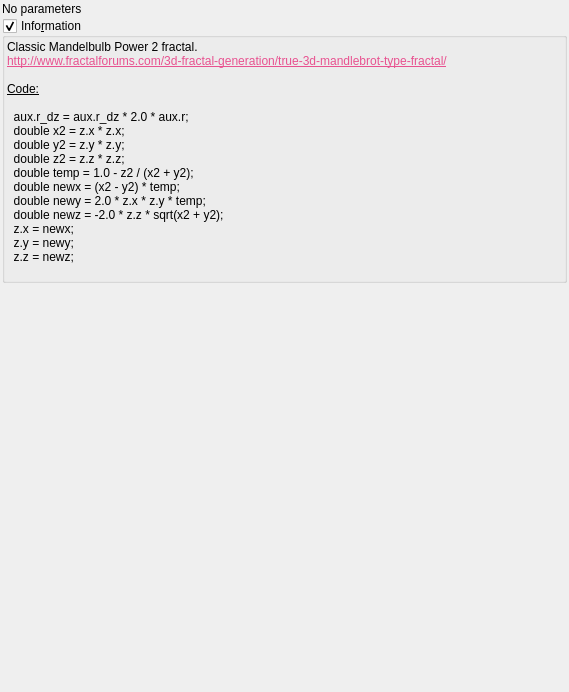
Above: mandelbulber2/qt_data/fractal_mandelbulb_power_2.ui from buddhi1980/mandelbulber2 before the change. Below: the same form after it.
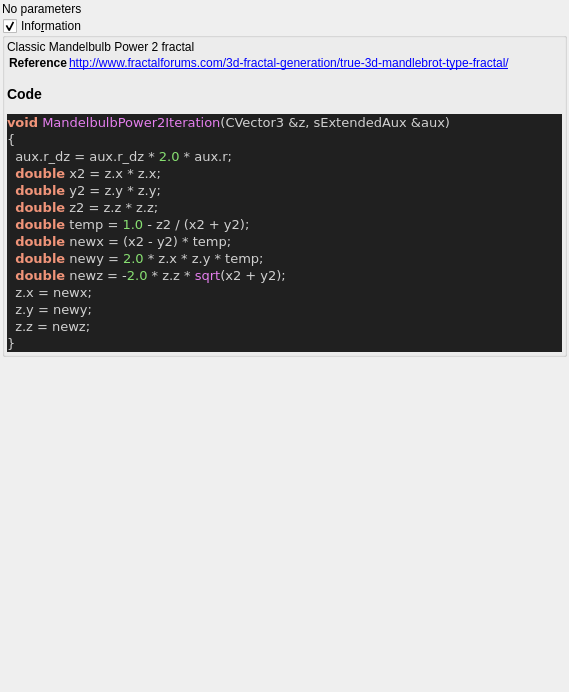
That is the form after the change. Custom widgets are drawn as their Qt base class.

```diff
--- a/mandelbulber2/qt_data/fractal_mandelbulb_power_2.ui
+++ b/mandelbulber2/qt_data/fractal_mandelbulb_power_2.ui
@@ -66,27 +66,36 @@
       <item>
        <widget class="QLabel" name="label_4">
         <property name="text">
-         <string>&lt;!DOCTYPE HTML PUBLIC &quot;-//W3C//DTD HTML 4.0//EN&quot; &quot;http://www.w3.org/TR/REC-html40/strict.dtd&quot;&gt;
-&lt;html&gt;&lt;head&gt;&lt;meta name=&quot;qrichtext&quot; content=&quot;1&quot; /&gt;&lt;style type=&quot;text/css&quot;&gt;
-p, li { white-space: pre-wrap; }
-&lt;/style&gt;&lt;/head&gt;&lt;body&gt;
-&lt;p style=&quot; margin-top:0px; margin-bottom:0px; margin-left:0px; margin-right:0px; -qt-block-indent:0; text-indent:0px;&quot;&gt;Classic Mandelbulb Power 2 fractal. &lt;/p&gt;
-&lt;p style=&quot; margin-top:0px; margin-bottom:0px; margin-left:0px; margin-right:0px; -qt-block-indent:0; text-indent:0px;&quot;&gt;&lt;a href=&quot;http://www.fractalforums.com/3d-fractal-generation/true-3d-mandlebrot-type-fractal/&quot;&gt;&lt;span style=&quot; text-decoration: underline; color:#e85290;&quot;&gt;http://www.fractalforums.com/3d-fractal-generation/true-3d-mandlebrot-type-fractal/&lt;/span&gt;&lt;/a&gt;&lt;/p&gt;
-&lt;p style=&quot;-qt-paragraph-type:empty; margin-top:0px; margin-bottom:0px; margin-left:0px; margin-right:0px; -qt-block-indent:0; text-indent:0px;&quot;&gt;&lt;br /&gt;&lt;/p&gt;
-&lt;p style=&quot; margin-top:0px; margin-bottom:0px; margin-left:0px; margin-right:0px; -qt-block-indent:0; text-indent:0px;&quot;&gt;&lt;span style=&quot; text-decoration: underline;&quot;&gt;Code:&lt;/span&gt;&lt;/p&gt;
-&lt;p style=&quot;-qt-paragraph-type:empty; margin-top:0px; margin-bottom:0px; margin-left:0px; margin-right:0px; -qt-block-indent:0; text-indent:0px; text-decoration: underline;&quot;&gt;&lt;br /&gt;&lt;/p&gt;
-&lt;p style=&quot; margin-top:0px; margin-bottom:0px; margin-left:0px; margin-right:0px; -qt-block-indent:0; text-indent:0px;&quot;&gt;  aux.r_dz = aux.r_dz * 2.0 * aux.r;&lt;/p&gt;
-&lt;p style=&quot; margin-top:0px; margin-bottom:0px; margin-left:0px; margin-right:0px; -qt-block-indent:0; text-indent:0px;&quot;&gt;  double x2 = z.x * z.x;&lt;/p&gt;
-&lt;p style=&quot; margin-top:0px; margin-bottom:0px; margin-left:0px; margin-right:0px; -qt-block-indent:0; text-indent:0px;&quot;&gt;  double y2 = z.y * z.y;&lt;/p&gt;
-&lt;p style=&quot; margin-top:0px; margin-bottom:0px; margin-left:0px; margin-right:0px; -qt-block-indent:0; text-indent:0px;&quot;&gt;  double z2 = z.z * z.z;&lt;/p&gt;
-&lt;p style=&quot; margin-top:0px; margin-bottom:0px; margin-left:0px; margin-right:0px; -qt-block-indent:0; text-indent:0px;&quot;&gt;  double temp = 1.0 - z2 / (x2 + y2);&lt;/p&gt;
-&lt;p style=&quot; margin-top:0px; margin-bottom:0px; margin-left:0px; margin-right:0px; -qt-block-indent:0; text-indent:0px;&quot;&gt;  double newx = (x2 - y2) * temp;&lt;/p&gt;
-&lt;p style=&quot; margin-top:0px; margin-bottom:0px; margin-left:0px; margin-right:0px; -qt-block-indent:0; text-indent:0px;&quot;&gt;  double newy = 2.0 * z.x * z.y * temp;&lt;/p&gt;
-&lt;p style=&quot; margin-top:0px; margin-bottom:0px; margin-left:0px; margin-right:0px; -qt-block-indent:0; text-indent:0px;&quot;&gt;  double newz = -2.0 * z.z * sqrt(x2 + y2);&lt;/p&gt;
-&lt;p style=&quot; margin-top:0px; margin-bottom:0px; margin-left:0px; margin-right:0px; -qt-block-indent:0; text-indent:0px;&quot;&gt;  z.x = newx;&lt;/p&gt;
-&lt;p style=&quot; margin-top:0px; margin-bottom:0px; margin-left:0px; margin-right:0px; -qt-block-indent:0; text-indent:0px;&quot;&gt;  z.y = newy;&lt;/p&gt;
-&lt;p style=&quot; margin-top:0px; margin-bottom:0px; margin-left:0px; margin-right:0px; -qt-block-indent:0; text-indent:0px;&quot;&gt;  z.z = newz;&lt;/p&gt;
-&lt;p style=&quot;-qt-paragraph-type:empty; margin-top:0px; margin-bottom:0px; margin-left:0px; margin-right:0px; -qt-block-indent:0; text-indent:0px;&quot;&gt;&lt;br /&gt;&lt;/p&gt;&lt;/body&gt;&lt;/html&gt;</string>
+         <string>&lt;p&gt;Classic Mandelbulb Power 2 fractal&lt;/p&gt;&lt;table&gt;
+&lt;tr&gt;&lt;th&gt;Reference&lt;/th&gt;&lt;td&gt;&lt;a href=&quot;http://www.fractalforums.com/3d-fractal-generation/true-3d-mandlebrot-type-fractal/&quot;&gt;http://www.fractalforums.com/3d-fractal-generation/true-3d-mandlebrot-type-fractal/&lt;/a&gt;&lt;/td&gt;&lt;/tr&gt;
+&lt;/table&gt;
+&lt;h3&gt;Code&lt;/h3&gt;
+&lt;!DOCTYPE HTML PUBLIC &quot;-//W3C//DTD HTML 4.0 Transitional//EN&quot;&gt;
+&lt;html&gt;
+&lt;head&gt;
+&lt;meta http-equiv=&quot;content-type&quot; content=&quot;text/html; charset=ISO-8859-1&quot;&gt;
+&lt;title&gt;Source file&lt;/title&gt;
+&lt;/head&gt;
+&lt;body style=&quot;background-color:#202020&quot;&gt;
+&lt;pre style=&quot;color:#d0d0d0; background-color:#202020; font-size:10pt; font-family:'Courier New';&quot;&gt;&lt;span style=&quot;color:#f09479; font-weight:bold&quot;&gt;void&lt;/span&gt; &lt;span style=&quot;color:#e47eed&quot;&gt;MandelbulbPower2Iteration&lt;/span&gt;&lt;span style=&quot;color:#d0d0d0&quot;&gt;(&lt;/span&gt;CVector3 &lt;span style=&quot;color:#d0d0d0&quot;&gt;&amp;amp;&lt;/span&gt;z&lt;span style=&quot;color:#d0d0d0&quot;&gt;,&lt;/span&gt; sExtendedAux &lt;span style=&quot;color:#d0d0d0&quot;&gt;&amp;amp;&lt;/span&gt;aux&lt;span style=&quot;color:#d0d0d0&quot;&gt;)&lt;/span&gt;
+&lt;span style=&quot;color:#d0d0d0&quot;&gt;{&lt;/span&gt;
+  aux&lt;span style=&quot;color:#d0d0d0&quot;&gt;.&lt;/span&gt;r_dz &lt;span style=&quot;color:#d0d0d0&quot;&gt;=&lt;/span&gt; aux&lt;span style=&quot;color:#d0d0d0&quot;&gt;.&lt;/span&gt;r_dz &lt;span style=&quot;color:#d0d0d0&quot;&gt;*&lt;/span&gt; &lt;span style=&quot;color:#87df71&quot;&gt;2.0&lt;/span&gt; &lt;span style=&quot;color:#d0d0d0&quot;&gt;*&lt;/span&gt; aux&lt;span style=&quot;color:#d0d0d0&quot;&gt;.&lt;/span&gt;r&lt;span style=&quot;color:#d0d0d0&quot;&gt;;&lt;/span&gt;
+  &lt;span style=&quot;color:#f09479; font-weight:bold&quot;&gt;double&lt;/span&gt; x2 &lt;span style=&quot;color:#d0d0d0&quot;&gt;=&lt;/span&gt; z&lt;span style=&quot;color:#d0d0d0&quot;&gt;.&lt;/span&gt;x &lt;span style=&quot;color:#d0d0d0&quot;&gt;*&lt;/span&gt; z&lt;span style=&quot;color:#d0d0d0&quot;&gt;.&lt;/span&gt;x&lt;span style=&quot;color:#d0d0d0&quot;&gt;;&lt;/span&gt;
+  &lt;span style=&quot;color:#f09479; font-weight:bold&quot;&gt;double&lt;/span&gt; y2 &lt;span style=&quot;color:#d0d0d0&quot;&gt;=&lt;/span&gt; z&lt;span style=&quot;color:#d0d0d0&quot;&gt;.&lt;/span&gt;y &lt;span style=&quot;color:#d0d0d0&quot;&gt;*&lt;/span&gt; z&lt;span style=&quot;color:#d0d0d0&quot;&gt;.&lt;/span&gt;y&lt;span style=&quot;color:#d0d0d0&quot;&gt;;&lt;/span&gt;
+  &lt;span style=&quot;color:#f09479; font-weight:bold&quot;&gt;double&lt;/span&gt; z2 &lt;span style=&quot;color:#d0d0d0&quot;&gt;=&lt;/span&gt; z&lt;span style=&quot;color:#d0d0d0&quot;&gt;.&lt;/span&gt;z &lt;span style=&quot;color:#d0d0d0&quot;&gt;*&lt;/span&gt; z&lt;span style=&quot;color:#d0d0d0&quot;&gt;.&lt;/span&gt;z&lt;span style=&quot;color:#d0d0d0&quot;&gt;;&lt;/span&gt;
+  &lt;span style=&quot;color:#f09479; font-weight:bold&quot;&gt;double&lt;/span&gt; temp &lt;span style=&quot;color:#d0d0d0&quot;&gt;=&lt;/span&gt; &lt;span style=&quot;color:#87df71&quot;&gt;1.0&lt;/span&gt; &lt;span style=&quot;color:#d0d0d0&quot;&gt;-&lt;/span&gt; z2 &lt;span style=&quot;color:#d0d0d0&quot;&gt;/ (&lt;/span&gt;x2 &lt;span style=&quot;color:#d0d0d0&quot;&gt;+&lt;/span&gt; y2&lt;span style=&quot;color:#d0d0d0&quot;&gt;);&lt;/span&gt;
+  &lt;span style=&quot;color:#f09479; font-weight:bold&quot;&gt;double&lt;/span&gt; newx &lt;span style=&quot;color:#d0d0d0&quot;&gt;= (&lt;/span&gt;x2 &lt;span style=&quot;color:#d0d0d0&quot;&gt;-&lt;/span&gt; y2&lt;span style=&quot;color:#d0d0d0&quot;&gt;) *&lt;/span&gt; temp&lt;span style=&quot;color:#d0d0d0&quot;&gt;;&lt;/span&gt;
+  &lt;span style=&quot;color:#f09479; font-weight:bold&quot;&gt;double&lt;/span&gt; newy &lt;span style=&quot;color:#d0d0d0&quot;&gt;=&lt;/span&gt; &lt;span style=&quot;color:#87df71&quot;&gt;2.0&lt;/span&gt; &lt;span style=&quot;color:#d0d0d0&quot;&gt;*&lt;/span&gt; z&lt;span style=&quot;color:#d0d0d0&quot;&gt;.&lt;/span&gt;x &lt;span style=&quot;color:#d0d0d0&quot;&gt;*&lt;/span&gt; z&lt;span style=&quot;color:#d0d0d0&quot;&gt;.&lt;/span&gt;y &lt;span style=&quot;color:#d0d0d0&quot;&gt;*&lt;/span&gt; temp&lt;span style=&quot;color:#d0d0d0&quot;&gt;;&lt;/span&gt;
+  &lt;span style=&quot;color:#f09479; font-weight:bold&quot;&gt;double&lt;/span&gt; newz &lt;span style=&quot;color:#d0d0d0&quot;&gt;= -&lt;/span&gt;&lt;span style=&quot;color:#87df71&quot;&gt;2.0&lt;/span&gt; &lt;span style=&quot;color:#d0d0d0&quot;&gt;*&lt;/span&gt; z&lt;span style=&quot;color:#d0d0d0&quot;&gt;.&lt;/span&gt;z &lt;span style=&quot;color:#d0d0d0&quot;&gt;*&lt;/span&gt; &lt;span style=&quot;color:#e47eed&quot;&gt;sqrt&lt;/span&gt;&lt;span style=&quot;color:#d0d0d0&quot;&gt;(&lt;/span&gt;x2 &lt;span style=&quot;color:#d0d0d0&quot;&gt;+&lt;/span&gt; y2&lt;span style=&quot;color:#d0d0d0&quot;&gt;);&lt;/span&gt;
+  z&lt;span style=&quot;color:#d0d0d0&quot;&gt;.&lt;/span&gt;x &lt;span style=&quot;color:#d0d0d0&quot;&gt;=&lt;/span&gt; newx&lt;span style=&quot;color:#d0d0d0&quot;&gt;;&lt;/span&gt;
+  z&lt;span style=&quot;color:#d0d0d0&quot;&gt;.&lt;/span&gt;y &lt;span style=&quot;color:#d0d0d0&quot;&gt;=&lt;/span&gt; newy&lt;span style=&quot;color:#d0d0d0&quot;&gt;;&lt;/span&gt;
+  z&lt;span style=&quot;color:#d0d0d0&quot;&gt;.&lt;/span&gt;z &lt;span style=&quot;color:#d0d0d0&quot;&gt;=&lt;/span&gt; newz&lt;span style=&quot;color:#d0d0d0&quot;&gt;;&lt;/span&gt;
+&lt;span style=&quot;color:#d0d0d0&quot;&gt;}&lt;/span&gt;
+&lt;/pre&gt;
+&lt;/body&gt;
+&lt;/html&gt;
+&lt;!--HTML generated by highlight 3.9, http://www.andre-simon.de/--&gt;
+</string>
         </property>
         <property name="wordWrap">
          <bool>true</bool>
```
Left out of the diff: 2 changed lines with no effect on the pictures.
